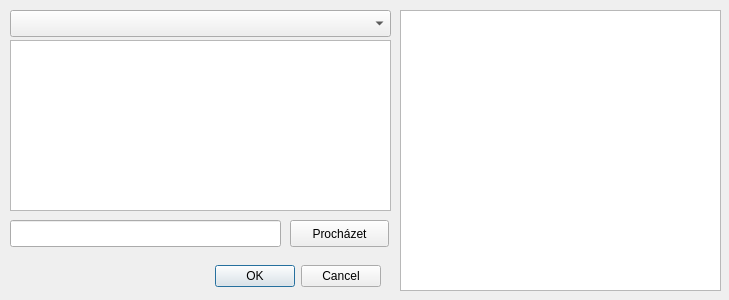
First picture: the form in ui/message.ui, repository ruz76/qgis_patrac, before the edit.
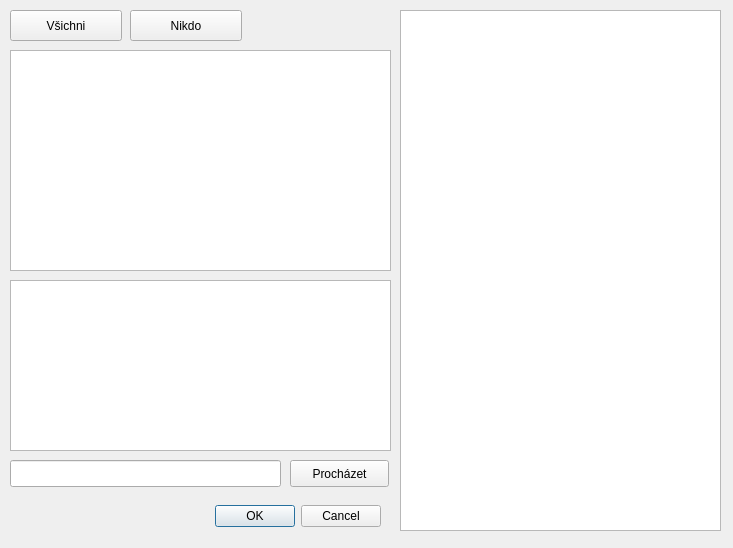
Second picture: the form after the edit.

```diff
--- a/ui/message.ui
+++ b/ui/message.ui
@@ -6,8 +6,8 @@
    <rect>
     <x>0</x>
     <y>0</y>
-    <width>729</width>
-    <height>300</height>
+    <width>733</width>
+    <height>548</height>
    </rect>
   </property>
   <property name="windowTitle">
@@ -17,7 +17,7 @@
    <property name="geometry">
     <rect>
      <x>40</x>
-     <y>260</y>
+     <y>500</y>
      <width>341</width>
      <height>32</height>
     </rect>
@@ -33,7 +33,7 @@
    <property name="geometry">
     <rect>
      <x>10</x>
-     <y>40</y>
+     <y>280</y>
      <width>381</width>
      <height>171</height>
     </rect>
@@ -43,7 +43,7 @@
    <property name="geometry">
     <rect>
      <x>290</x>
-     <y>220</y>
+     <y>460</y>
      <width>99</width>
      <height>27</height>
     </rect>
@@ -56,32 +56,58 @@
    <property name="geometry">
     <rect>
      <x>10</x>
-     <y>220</y>
+     <y>460</y>
      <width>271</width>
      <height>27</height>
     </rect>
    </property>
   </widget>
-  <widget class="QComboBox" name="comboBoxUsers">
-   <property name="geometry">
-    <rect>
-     <x>10</x>
-     <y>10</y>
-     <width>381</width>
-     <height>27</height>
-    </rect>
-   </property>
-  </widget>
   <widget class="QListWidget" name="listWidgetHistory">
    <property name="geometry">
     <rect>
      <x>400</x>
      <y>10</y>
      <width>321</width>
-     <height>281</height>
+     <height>521</height>
     </rect>
    </property>
   </widget>
+  <widget class="QListView" name="listViewSearchers">
+   <property name="geometry">
+    <rect>
+     <x>10</x>
+     <y>50</y>
+     <width>381</width>
+     <height>221</height>
+    </rect>
+   </property>
+  </widget>
+  <widget class="QPushButton" name="btnCheckAll">
+   <property name="geometry">
+    <rect>
+     <x>10</x>
+     <y>10</y>
+     <width>112</width>
+     <height>31</height>
+    </rect>
+   </property>
+   <property name="text">
+    <string>Všichni</string>
+   </property>
+  </widget>
+  <widget class="QPushButton" name="btnCheckNone">
+   <property name="geometry">
+    <rect>
+     <x>130</x>
+     <y>10</y>
+     <width>112</width>
+     <height>31</height>
+    </rect>
+   </property>
+   <property name="text">
+    <string>Nikdo</string>
+   </property>
+  </widget>
  </widget>
  <resources/>
  <connections>
```
Left out of the diff: 2 changed lines with no effect on the pictures.
